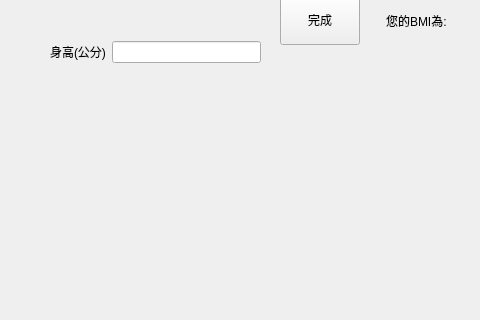
twyaya/pyqt5-works, file Body Mass Index (BMI) Calculator/ui/Window.ui: the form before one commit; both pictures show x 0 to 480 and y 280 to 600 of the 827 by 600 pixel window.
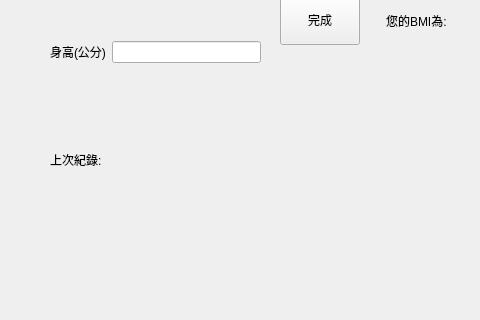
The form after the commit.

Patch:
```diff
--- a/Body Mass Index (BMI) Calculator/ui/Window.ui
+++ b/Body Mass Index (BMI) Calculator/ui/Window.ui
@@ -115,6 +115,32 @@
      </item>
     </layout>
    </widget>
+   <widget class="QWidget" name="horizontalLayoutWidget">
+    <property name="geometry">
+     <rect>
+      <x>50</x>
+      <y>400</y>
+      <width>183</width>
+      <height>80</height>
+     </rect>
+    </property>
+    <layout class="QHBoxLayout" name="horizontalLayout_2">
+     <item>
+      <widget class="QLabel" name="label_6">
+       <property name="text">
+        <string>上次紀錄:</string>
+       </property>
+      </widget>
+     </item>
+     <item>
+      <widget class="QLabel" name="bmi_last">
+       <property name="text">
+        <string/>
+       </property>
+      </widget>
+     </item>
+    </layout>
+   </widget>
   </widget>
   <widget class="QMenuBar" name="menubar">
    <property name="geometry">
```
